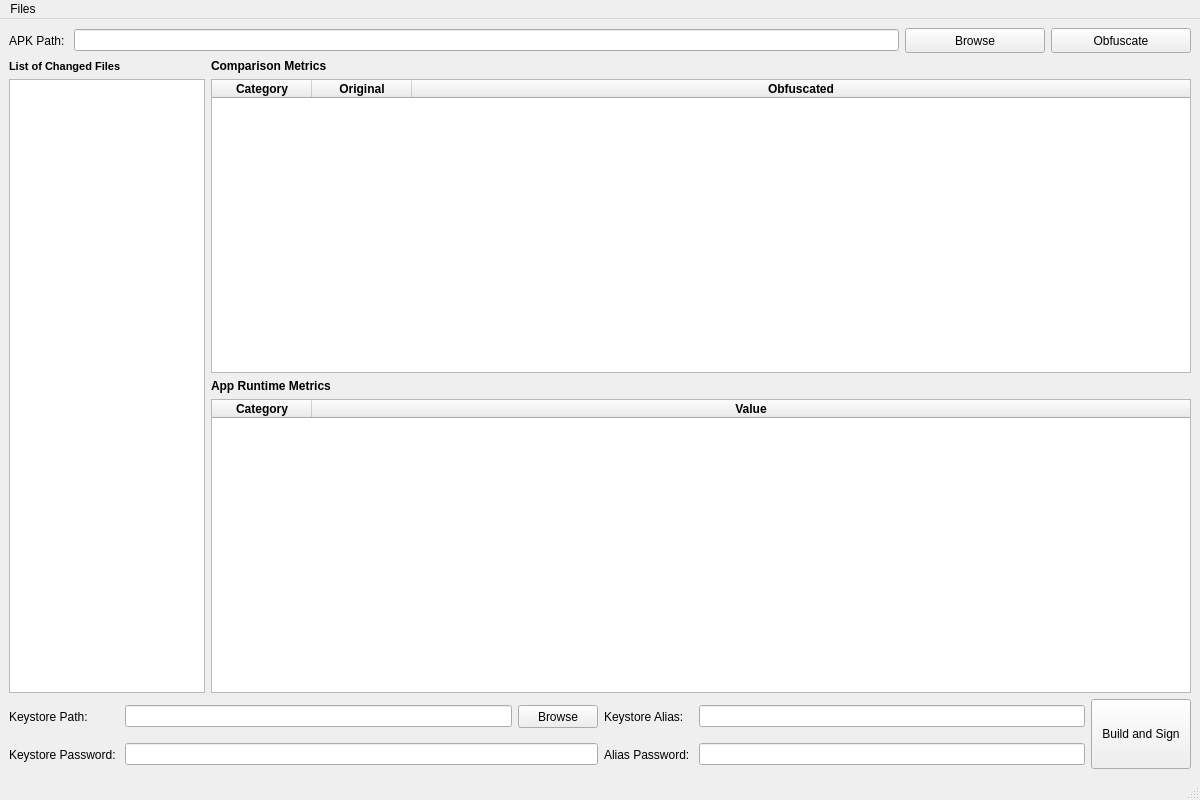
Old version of the form ui_scripts/obfuscator.ui in the repository clamismagic/ict2207-coursework2.
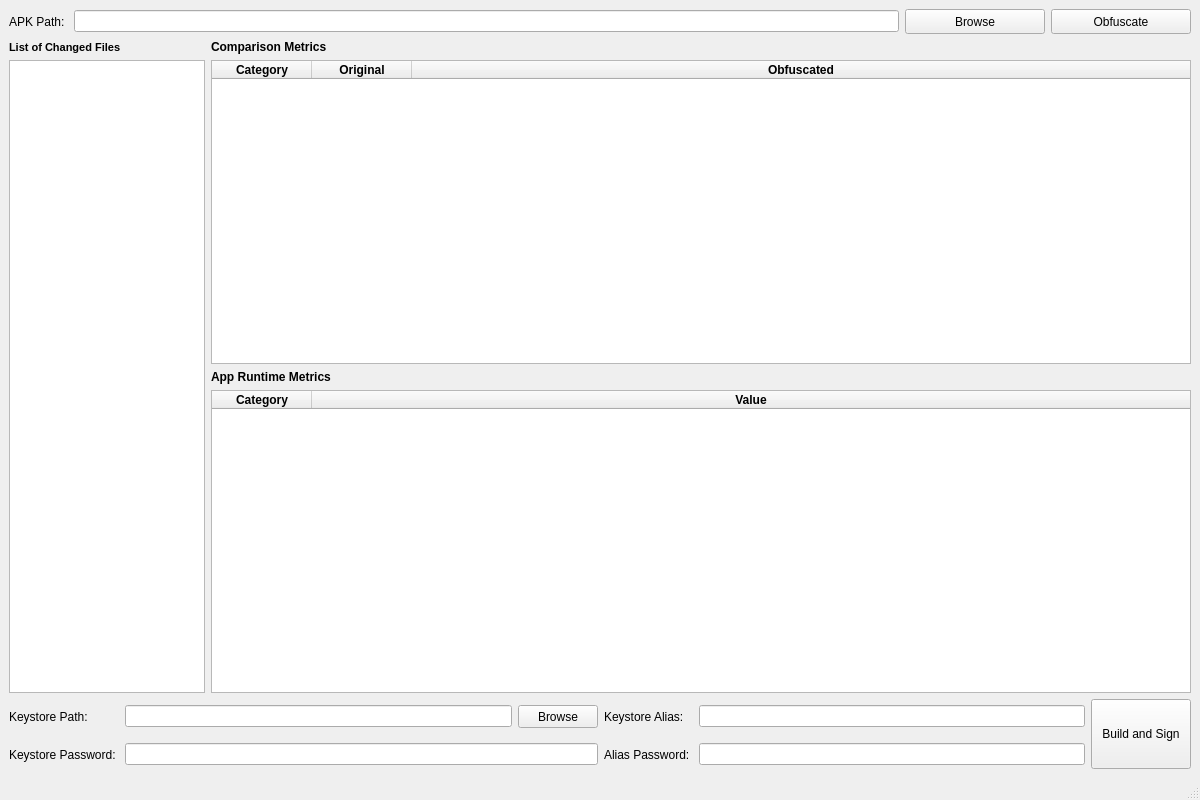
New version of the form.

Commit message: remove menu bar

Patch:
```diff
--- a/ui_scripts/obfuscator.ui
+++ b/ui_scripts/obfuscator.ui
@@ -314,24 +314,6 @@
     </item>
    </layout>
   </widget>
-  <widget class="QMenuBar" name="menubar">
-   <property name="geometry">
-    <rect>
-     <x>0</x>
-     <y>0</y>
-     <width>1200</width>
-     <height>21</height>
-    </rect>
-   </property>
-   <widget class="QMenu" name="menuFiles">
-    <property name="title">
-     <string>Files</string>
-    </property>
-    <addaction name="actionExit"/>
-    <addaction name="separator"/>
-   </widget>
-   <addaction name="menuFiles"/>
-  </widget>
   <widget class="QStatusBar" name="statusbar"/>
   <action name="actionExit">
    <property name="text">
```
The commit also changes 1 other file.
